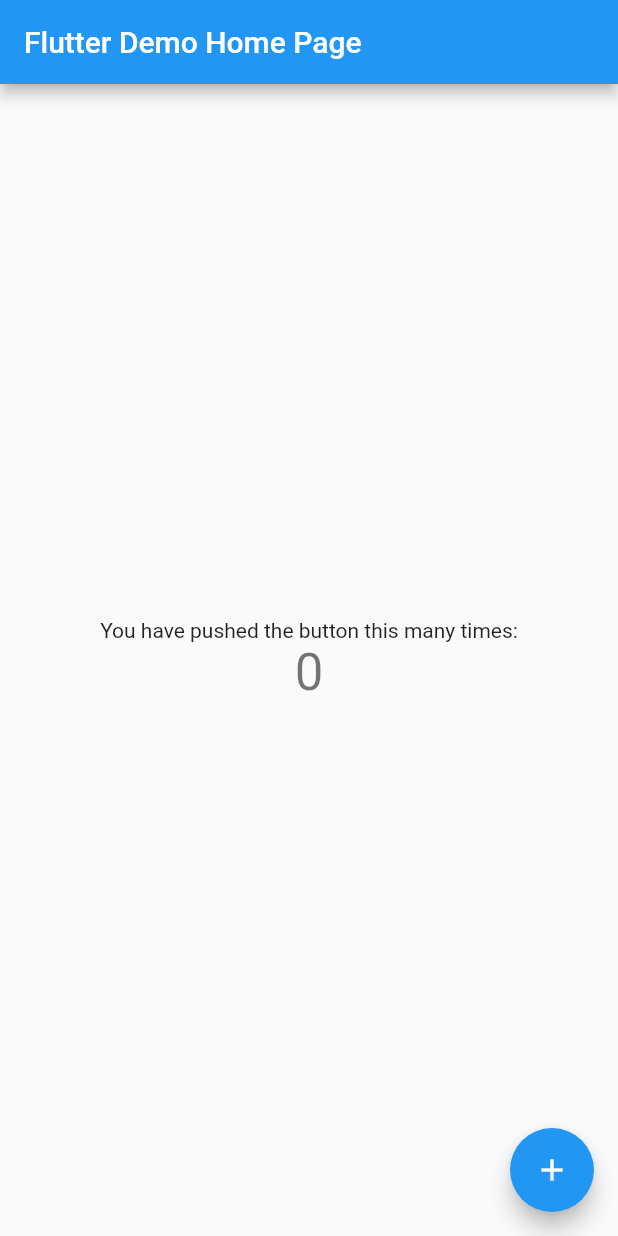
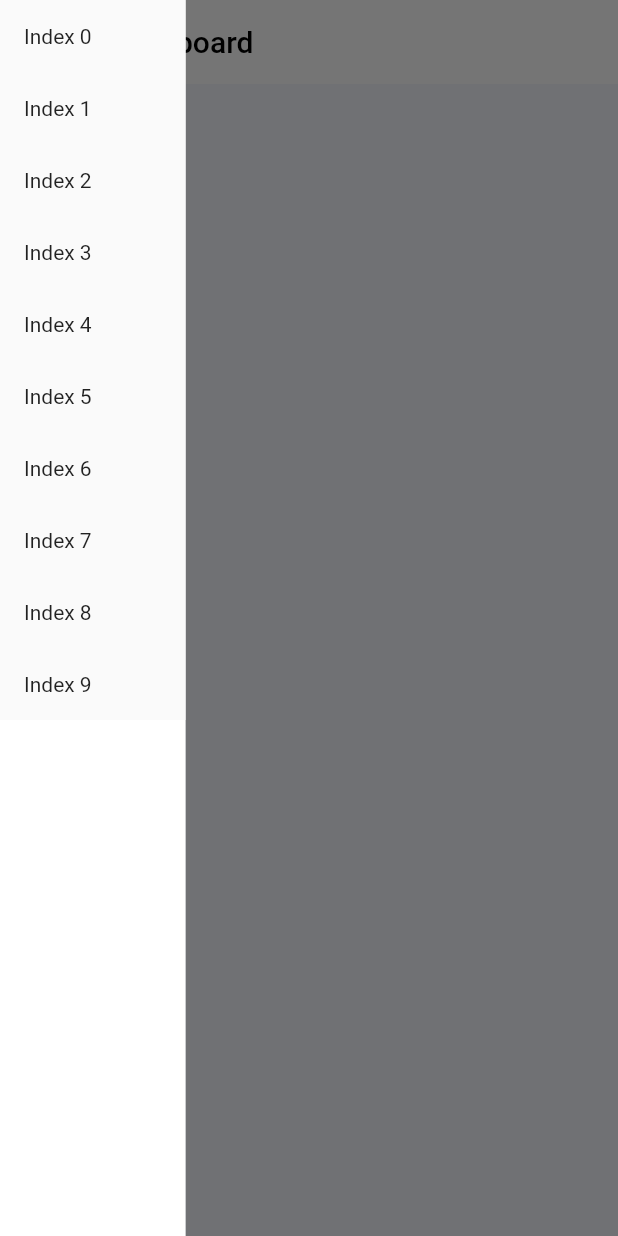
Before and after one commit to gurleensethi/web_designs, a Flutter app: the screen it shows after launch, with the side drawer open (before the commit the screen has no drawer), on a phone screen of 412 x 824 dp. Run offline on Flutter 3.47's test engine with Material 2 defaults, Android fonts, the phone set to English and light mode, and no system bars.

Commit message:
Add basic dashboard.

```diff
--- /dev/null
+++ b/lib/dashboard/dashboard_page.dart
@@ -0,0 +1,128 @@
+import 'package:flutter/material.dart';
+
+enum DeviceType { mobile, tablet, desktop }
+
+class _AppColors {
+  static const primaryColor = Color(0xFFF4F7FD);
+}
+
+class SizingInformation {
+  final DeviceType deviceType;
+
+  SizingInformation({
+    this.deviceType,
+  });
+}
+
+class DashboardPage extends StatelessWidget {
+  @override
+  Widget build(BuildContext context) {
+    return MaterialApp(
+      theme: ThemeData.light().copyWith(
+        scaffoldBackgroundColor: _AppColors.primaryColor,
+      ),
+      home: _DashboardPage(),
+    );
+  }
+}
+
+class _DashboardPage extends StatelessWidget {
+  @override
+  Widget build(BuildContext context) {
+    return ResponsiveBuilder(
+      builder: (context, options) {
+        final appBar = AppBar(
+          backgroundColor: Colors.white,
+          elevation: 0.0,
+          iconTheme: IconThemeData(
+            color: Colors.black,
+          ),
+          title: Text(
+            "Dashboard",
+            style: TextStyle(
+              color: Colors.black,
+            ),
+          ),
+        );
+
+        if (options.deviceType == DeviceType.desktop) {
+          return Scaffold(
+            appBar: appBar,
+            body: Row(
+              children: <Widget>[
+                Flexible(
+                  child: Container(
+                    margin: EdgeInsets.only(top: 2.0),
+                    child: SideBar(),
+                  ),
+                ),
+                Flexible(
+                  flex: 3,
+                  child: Container(
+                    color: Colors.red,
+                    child: Text('Body'),
+                  ),
+                )
+              ],
+            ),
+          );
+        } else {
+          return Scaffold(
+            drawer: Container(
+              height: MediaQuery.of(context).size.height,
+              width: MediaQuery.of(context).size.width * 0.3,
+              color: Colors.white,
+              child: SideBar(),
+            ),
+            appBar: appBar,
+          );
+        }
+      },
+    );
+  }
+}
+
+class ResponsiveBuilder extends StatelessWidget {
+  final Widget Function(BuildContext context, SizingInformation information)
+      builder;
+
+  const ResponsiveBuilder({
+    Key key,
+    @required this.builder,
+  })  : assert(builder != null),
+        super(key: key);
+
+  @override
+  Widget build(BuildContext context) {
+    final mediaQueryData = MediaQuery.of(context);
+    DeviceType deviceType;
+    if (mediaQueryData.size.width > 1100) {
+      deviceType = DeviceType.desktop;
+    } else if (mediaQueryData.size.width > 600) {
+      deviceType = DeviceType.tablet;
+    } else {
+      deviceType = DeviceType.mobile;
+    }
+    return builder(context, SizingInformation(deviceType: deviceType));
+  }
+}
+
+class SideBar extends StatelessWidget {
+  @override
+  Widget build(BuildContext context) {
+    return Container(
+      color: Colors.white,
+      child: ListView.builder(
+        itemCount: 10,
+        itemBuilder: (context, index) {
+          return Material(
+            child: Container(
+              padding: EdgeInsets.all(16.0),
+              child: Text('Index $index'),
+            ),
+          );
+        },
+      ),
+    );
+  }
+}
--- a/lib/main.dart
+++ b/lib/main.dart
@@ -1,4 +1,5 @@
 import 'package:flutter/material.dart';
+import 'package:web_designs/dashboard/dashboard_page.dart';
 
 void main() => runApp(MyApp());
 
@@ -6,106 +7,6 @@ class MyApp extends StatelessWidget {
   // This widget is the root of your application.
   @override
   Widget build(BuildContext context) {
-    return MaterialApp(
-      title: 'Flutter Demo',
-      theme: ThemeData(
-        // This is the theme of your application.
-        //
-        // Try running your application with "flutter run". You'll see the
-        // application has a blue toolbar. Then, without quitting the app, try
-        // changing the primarySwatch below to Colors.green and then invoke
-        // "hot reload" (press "r" in the console where you ran "flutter run",
-        // or simply save your changes to "hot reload" in a Flutter IDE).
-        // Notice that the counter didn't reset back to zero; the application
-        // is not restarted.
-        primarySwatch: Colors.blue,
-      ),
-      home: MyHomePage(title: 'Flutter Demo Home Page'),
-    );
+    return DashboardPage();
   }
 }
-
-class MyHomePage extends StatefulWidget {
-  MyHomePage({Key key, this.title}) : super(key: key);
-
-  // This widget is the home page of your application. It is stateful, meaning
-  // that it has a State object (defined below) that contains fields that affect
-  // how it looks.
-
-  // This class is the configuration for the state. It holds the values (in this
-  // case the title) provided by the parent (in this case the App widget) and
-  // used by the build method of the State. Fields in a Widget subclass are
-  // always marked "final".
-
-  final String title;
-
-  @override
-  _MyHomePageState createState() => _MyHomePageState();
-}
-
-class _MyHomePageState extends State<MyHomePage> {
-  int _counter = 0;
-
-  void _incrementCounter() {
-    setState(() {
-      // This call to setState tells the Flutter framework that something has
-      // changed in this State, which causes it to rerun the build method below
-      // so that the display can reflect the updated values. If we changed
-      // _counter without calling setState(), then the build method would not be
-      // called again, and so nothing would appear to happen.
-      _counter++;
-    });
-  }
-
-  @override
-  Widget build(BuildContext context) {
-    // This method is rerun every time setState is called, for instance as done
-    // by the _incrementCounter method above.
-    //
-    // The Flutter framework has been optimized to make rerunning build methods
-    // fast, so that you can just rebuild anything that needs updating rather
-    // than having to individually change instances of widgets.
-    return Scaffold(
-      appBar: AppBar(
-        // Here we take the value from the MyHomePage object that was created by
-        // the App.build method, and use it to set our appbar title.
-        title: Text(widget.title),
-      ),
-      body: Center(
-        // Center is a layout widget. It takes a single child and positions it
-        // in the middle of the parent.
-        child: Column(
-          // Column is also a layout widget. It takes a list of children and
-          // arranges them vertically. By default, it sizes itself to fit its
-          // children horizontally, and tries to be as tall as its parent.
-          //
-          // Invoke "debug painting" (press "p" in the console, choose the
-          // "Toggle Debug Paint" action from the Flutter Inspector in Android
-          // Studio, or the "Toggle Debug Paint" command in Visual Studio Code)
-          // to see the wireframe for each widget.
-          //
-          // Column has various properties to control how it sizes itself and
-          // how it positions its children. Here we use mainAxisAlignment to
-          // center the children vertically; the main axis here is the vertical
-          // axis because Columns are vertical (the cross axis would be
-          // horizontal).
-          mainAxisAlignment: MainAxisAlignment.center,
-          children: <Widget>[
-            Text(
-              'You have pushed the button this many times:',
-            ),
-            Text(
-              '$_counter',
-              style: Theme.of(context).textTheme.display1,
-            ),
-          ],
-        ),
-      ),
-      floatingActionButton: FloatingActionButton(
-        onPressed: _incrementCounter,
-        tooltip: 'Increment',
-        child: Icon(Icons.add),
-      ), // This trailing comma makes auto-formatting nicer for build methods.
-    );
-  }
-}
```
